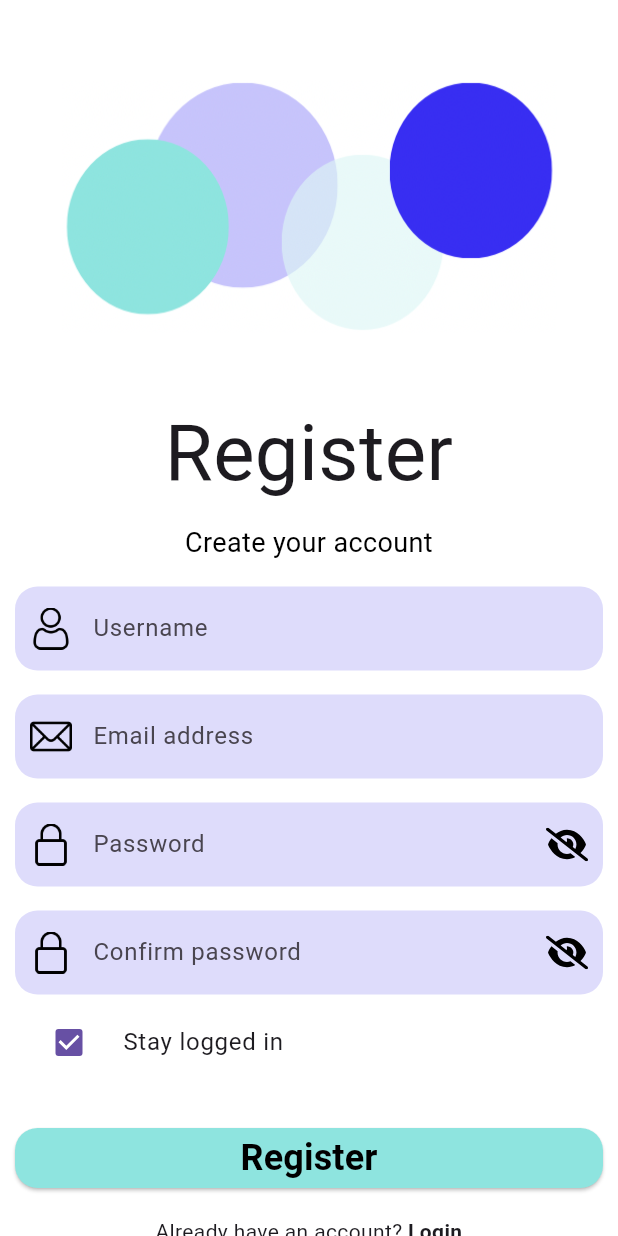
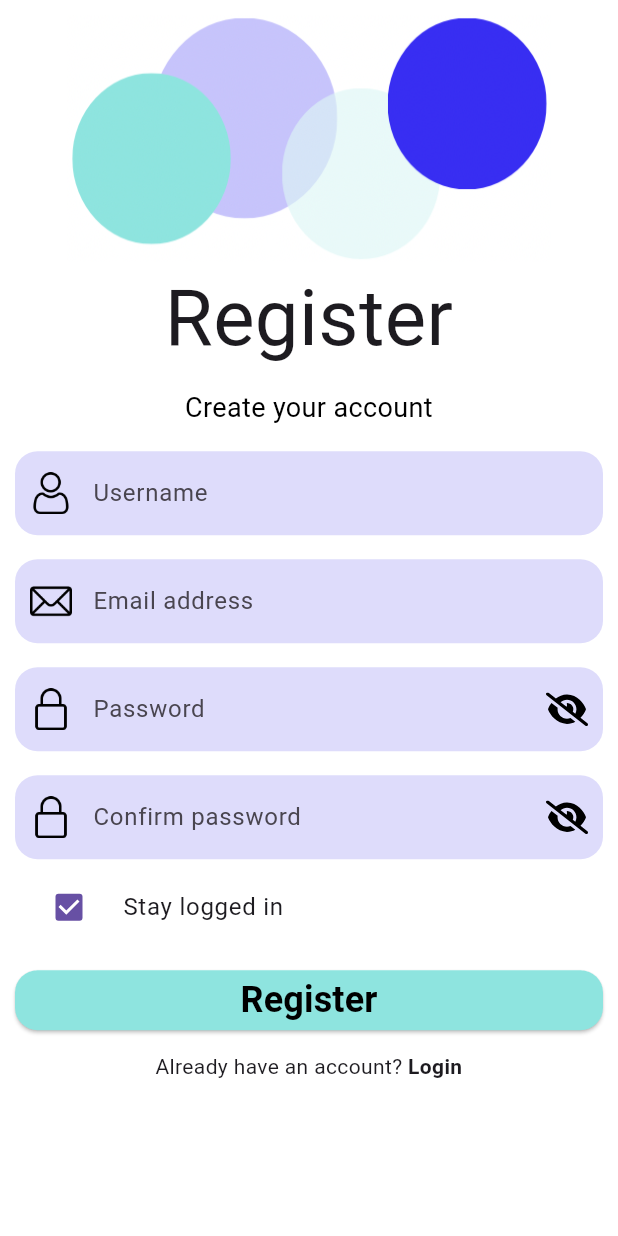
Before and after one commit to YazeedMo/QuickCard, a Flutter app: the screen it shows after launch, after a tap on an icon or button, on a phone screen of 412 x 824 dp. Run offline on Flutter 3.47's test engine with Material 3 defaults, Android fonts, the phone set to English and light mode, and no system bars; our stand-ins replace flutter_svg, image_picker, sqflite; missing offline and left inert: barcode, mobile_scanner; accounts and stored records are empty.

Commit message:
Added even more changes from Safa for improvements to Login, Registration and Account screens

```diff
--- a/quick_card/lib/ui/auth/login_screen.dart
+++ b/quick_card/lib/ui/auth/login_screen.dart
@@ -60,8 +60,8 @@ class _LoginScreenState extends State<LoginScreen> {
                       padding: const EdgeInsets.only(top: 0),  // Ensure no padding at the top
                       child: Image.asset(
                         'assets/login-bubble.jpg',
-                        width: 330.0,
-                        height: 330.0,
+                        width: MediaQuery.of(context).size.width * 0.8,
+                        height: MediaQuery.of(context).size.height * 0.30,
                         fit: BoxFit.contain,
                       ),
                     ),
@@ -102,7 +102,7 @@ class _LoginScreenState extends State<LoginScreen> {
                 ],
               ),
             ),
-            const SizedBox(height: 30.0),
+            const SizedBox(height: 20.0),
             // Login subtitle
             const Center(
               child: Text(
@@ -144,12 +144,12 @@ class _LoginScreenState extends State<LoginScreen> {
               controlAffinity: ListTileControlAffinity.leading,
             ),
             // Login button with bold black text
-            const SizedBox(height: 25.0),
+            const SizedBox(height: 10.0),
             _isLoading == true
                 ? const LoadingButton()
                 : AuthButton(onTap: _handleLogin, text: 'Login'),
             Padding(
-              padding: const EdgeInsets.only(top: 15.0),
+              padding: const EdgeInsets.only(top: 10.0),
               child: GestureDetector(
                 onTap: () {
                   Navigator.push(
--- a/quick_card/lib/ui/auth/registration_screen.dart
+++ b/quick_card/lib/ui/auth/registration_screen.dart
@@ -55,8 +55,8 @@ class _RegistrationScreenState extends State<RegistrationScreen> {
                       padding: const EdgeInsets.only(top:0),
             child: Image.asset(
               'assets/register-bubble.png',
-              width: 330.0,
-              height: 255.0,
+              width: MediaQuery.of(context).size.width * 0.8,
+              height: MediaQuery.of(context).size.height * 0.20,
               fit: BoxFit.contain,
             ),
           ),
@@ -151,14 +151,13 @@ class _RegistrationScreenState extends State<RegistrationScreen> {
                           },
                           controlAffinity: ListTileControlAffinity.leading,
                         ),
-                        const SizedBox(height: 25.0),
+                        const SizedBox(height: 10.0),
                         // register button
                         _isLoading == true
                             ? const LoadingButton()
-                            : AuthButton(
-                                onTap: _handleRegistration, text: 'Register'),
+                            : AuthButton(onTap: _handleRegistration, text: 'Register'),
                         Padding(
-                          padding: const EdgeInsets.only(top: 15.0),
+                          padding: const EdgeInsets.only(top: 10.0),
                           child: GestureDetector(
                             onTap: () {
                               Navigator.pop(context);
--- a/quick_card/lib/ui/cards/card_display_screen.dart
+++ b/quick_card/lib/ui/cards/card_display_screen.dart
@@ -85,10 +85,10 @@ class _CardDisplayScreenState extends State<CardDisplayScreen> {
             backgroundColor: Colors.white,
             flexibleSpace: Center( // Center content in the AppBar
               child: Text(
-                "",
+                "Loyalty card's barcode",
                 textAlign: TextAlign.center,
                 style: TextStyle(
-                  fontSize: 25.0,
+                  fontSize: 22.0,
                   fontWeight: FontWeight.bold,
                   color: Colors.black,
                 ),
--- a/quick_card/lib/ui/cards/card_scanner_screen.dart
+++ b/quick_card/lib/ui/cards/card_scanner_screen.dart
@@ -31,7 +31,7 @@ class _CardScannerScreenState extends State<CardScannerScreen> {
     return Scaffold(
       appBar: AppBar(
         backgroundColor: Colors.white,
-        title: Text('mobile scanner',
+        title: Text('Mobile scanner',
         style: TextStyle(
           fontWeight: FontWeight.bold), // Make the title bold
         ),
@@ -66,7 +66,7 @@ class _CardScannerScreenState extends State<CardScannerScreen> {
             )
           : Center(
               child: Text(
-                'processing...',
+                'Processing...',
                 style: TextStyle(fontSize: 18),
               ),
             ),
@@ -86,7 +86,7 @@ class _CardScannerScreenState extends State<CardScannerScreen> {
 
 
                   child: Text(
-                    'or enter barcode manually',
+                    'Or enter barcode manually',
                     style: TextStyle(fontSize: 22, color: Colors.black,fontWeight: FontWeight.bold),
                   ),
                 ),
--- a/quick_card/lib/ui/cards/cards_screen.dart
+++ b/quick_card/lib/ui/cards/cards_screen.dart
@@ -16,7 +16,7 @@ class CardsScreen extends StatefulWidget {
 
 class _CardsScreenState extends State<CardsScreen> {
   final CardService _cardService = CardService();
-  String message = 'no code scanned yet';
+  String message = 'No code scanned yet';
   List<c.Card> _cards = [];
   bool _isLoading = true;
 
--- a/quick_card/lib/ui/folders/folder_cards_screen.dart
+++ b/quick_card/lib/ui/folders/folder_cards_screen.dart
@@ -16,7 +16,7 @@ class FolderCardsScreen extends StatefulWidget {
 }
 
 class _FolderCardsScreenState extends State<FolderCardsScreen> {
-  String message = 'no cards in this folder';
+  String message = 'No cards in this folder';
   final CardService _cardService = CardService();
   List<dynamic> _cards = [];
 
--- a/quick_card/lib/ui/folders/folder_create_screen.dart
+++ b/quick_card/lib/ui/folders/folder_create_screen.dart
@@ -28,7 +28,7 @@ class _FolderCreateScreenState extends State<FolderCreateScreen> {
   final FolderService _folderService = FolderService();
   final CardService _cardService = CardService();
 
-  String message = 'no cards yet. go scan something️';
+  String message = 'No cards yet. Go scan something️';
 
   List<dynamic> _cards = [];
   final List<int> _selectedCardIds = [];
@@ -76,7 +76,7 @@ class _FolderCreateScreenState extends State<FolderCreateScreen> {
       backgroundColor: Color(0xFFDEDCFB),
       appBar: AppBar(
         backgroundColor: Color(0xFFDEDCFB),
-        title: Text('add cards to folder'),
+        title: Text('Add cards to folder'),
       ),
       body: Column(
         children: [
@@ -124,7 +124,7 @@ class _FolderCreateScreenState extends State<FolderCreateScreen> {
                 onPressed: () {
                   _createFolder();
                 },
-                child: Text('add cards and create folder'),
+                child: Text('Add cards and create folder'),
               ),
             ),
           ),
```
Also changed, not shown: quick_card/lib/components/folder_tile.dart (+7 -7 lines), quick_card/lib/ui/account/account_screen.dart (+4 -4 lines), quick_card/lib/ui/cards/card_creation_screen.dart (+6 -6 lines), quick_card/lib/ui/folders/folder_screen.dart (+8 -8 lines), quick_card/lib/ui/home/home_screen.dart (+4 -4 lines).
